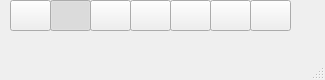
The window that flika/app/main.ui (flika-org/flika) describes before a commit, drawn with Qt 5.
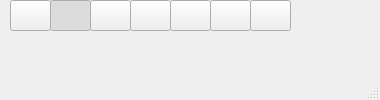
The same window after the commit. Icons and pictures are not drawn.

```diff
--- a/flika/app/main.ui
+++ b/flika/app/main.ui
@@ -6,8 +6,8 @@
    <rect>
     <x>0</x>
     <y>0</y>
-    <width>325</width>
-    <height>80</height>
+    <width>380</width>
+    <height>100</height>
    </rect>
   </property>
   <property name="windowTitle">
```
